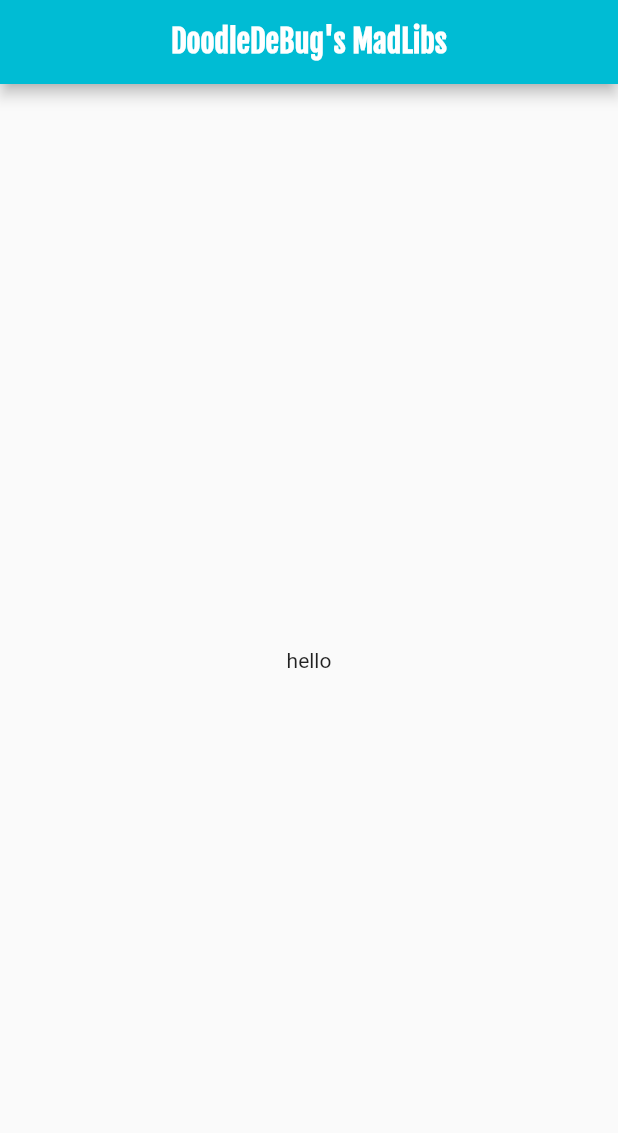
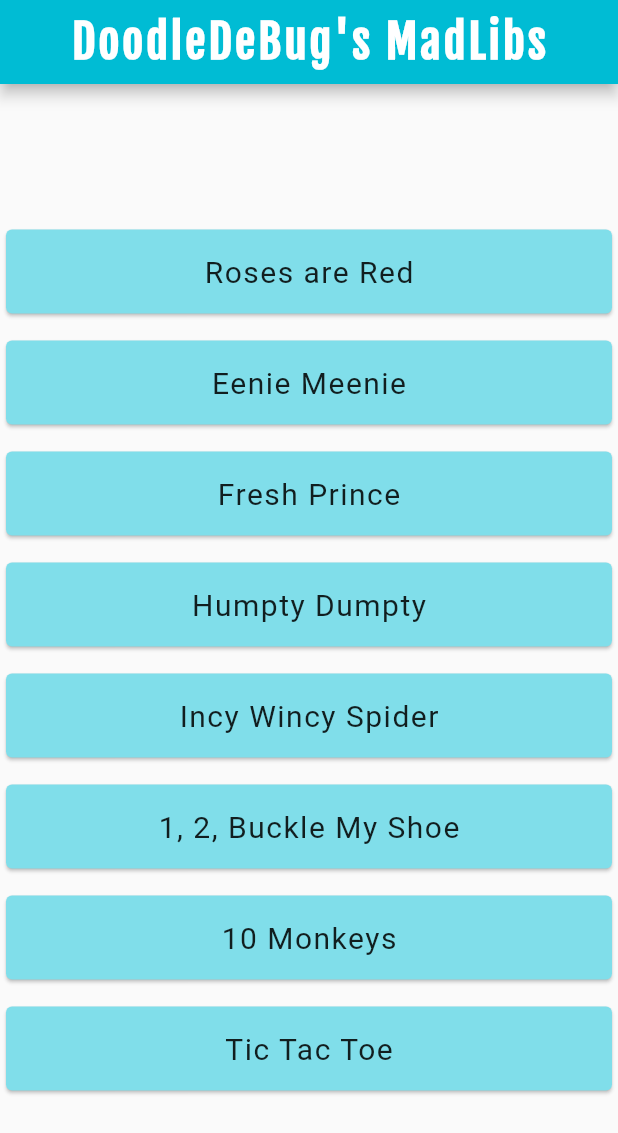
Before and after one commit to DoodleDeBug/Flutter-MadLibs, a Flutter app: the screen it shows after launch, on a phone screen of 412 x 824 dp. Shown: the top 1133 px of the screen. Run offline on Flutter 3.47's test engine with Material 2 defaults, Android fonts, the phone set to English and light mode, and no system bars.

Commit message:
home page layout done-ish

```diff
--- /dev/null
+++ b/madlibs/lib/pages/home.dart
@@ -0,0 +1,198 @@
+import 'package:flutter/material.dart';
+
+class Home extends StatefulWidget {
+
+  @override
+  _HomeState createState() => _HomeState();
+}
+
+class _HomeState extends State<Home> {
+
+
+  @override
+  Widget build(BuildContext context) {
+    return Scaffold(
+      appBar: AppBar(
+        title: Text(
+          'DoodleDeBug\'s MadLibs',
+          style: TextStyle(
+            fontFamily: 'FjallaOne',
+            fontSize: 30.0,
+            fontWeight: FontWeight.bold,
+            letterSpacing: 2,
+          ),
+        ),
+        centerTitle: true,
+        backgroundColor: Colors.cyan,
+      ),
+      body: Column(
+        mainAxisAlignment: MainAxisAlignment.center,
+        children: <Widget>[
+          SizedBox(
+            height: 10.0,
+          ),
+          Card(
+            color: Colors.cyan[200],
+            child: ListTile(
+              title: Center(
+                  child: Text(
+                    'Roses are Red',
+                    style: TextStyle(
+                      fontSize: 20.0,
+                      letterSpacing: 1,
+                    ),
+                  )
+              ),
+              onTap: () {
+                Navigator.pushNamed(context, '/roses');
+              },
+            ),
+          ),
+          SizedBox(
+            height: 10.0,
+          ),
+          Card(
+            color: Colors.cyan[200],
+            child: ListTile(
+              title: Center(
+                  child: Text(
+                    'Eenie Meenie',
+                    style: TextStyle(
+                      fontSize: 20.0,
+                      letterSpacing: 1,
+                    ),
+                  )
+              ),
+              onTap: () {
+                Navigator.pushNamed(context, '');
+              },
+            ),
+          ),
+          SizedBox(
+            height: 10.0,
+          ),
+          Card(
+            color: Colors.cyan[200],
+            child: ListTile(
+              title: Center(
+                  child: Text(
+                    'Fresh Prince',
+                    style: TextStyle(
+                      fontSize: 20.0,
+                      letterSpacing: 1,
+                    ),
+                  )
+              ),
+              onTap: () {
+                Navigator.pushNamed(context, '');
+              },
+            ),
+          ),
+          SizedBox(
+            height: 10.0,
+          ),
+          Card(
+            color: Colors.cyan[200],
+            child: ListTile(
+              title: Center(
+                  child: Text(
+                    'Humpty Dumpty',
+                    style: TextStyle(
+                      fontSize: 20.0,
+                      letterSpacing: 1,
+                    ),
+                  )
+              ),
+              onTap: () {
+                Navigator.pushNamed(context, '');
+              },
+            ),
+          ),
+          SizedBox(
+            height: 10.0,
+          ),
+          Card(
+            color: Colors.cyan[200],
+            child: ListTile(
+              title: Center(
+                  child: Text(
+                    'Incy Wincy Spider',
+                    style: TextStyle(
+                      fontSize: 20.0,
+                      letterSpacing: 1,
+                    ),
+                  )
+              ),
+              onTap: () {
+                Navigator.pushNamed(context, '');
+              },
+            ),
+          ),
+          SizedBox(
+            height: 10.0,
+          ),
+          Card(
+            color: Colors.cyan[200],
+            child: ListTile(
+              title: Center(
+                  child: Text(
+                    '1, 2, Buckle My Shoe',
+                    style: TextStyle(
+                      fontSize: 20.0,
+                      letterSpacing: 1,
+                    ),
+                  )
+              ),
+              onTap: () {
+                Navigator.pushNamed(context, '');
+              },
+            ),
+          ),
+          SizedBox(
+            height: 10.0,
+          ),
+          Card(
+            color: Colors.cyan[200],
+            child: ListTile(
+              title: Center(
+                  child: Text(
+                    '10 Monkeys',
+                    style: TextStyle(
+                      fontSize: 20.0,
+                      letterSpacing: 1,
+                    ),
+                  )
+              ),
+              onTap: () {
+                Navigator.pushNamed(context, '');
+              },
+            ),
+          ),
+          SizedBox(
+            height: 10.0,
+          ),
+          Card(
+            color: Colors.cyan[200],
+            child: ListTile(
+              title: Center(
+                  child: Text(
+                    'Tic Tac Toe',
+                    style: TextStyle(
+                      fontSize: 20.0,
+                      letterSpacing: 1,
+                    ),
+                  )
+              ),
+              onTap: () {
+                Navigator.pushNamed(context, '');
+              },
+            ),
+          ),
+          SizedBox(
+            height: 10.0,
+          ),
+        ],
+      ),
+    );
+  }
+}
```
Also changed, not shown: madlibs/lib/main.dart (+7 -17 lines), madlibs/lib/pages/roses/roses_1.dart (added, +45 -0 lines), 2 other files.
